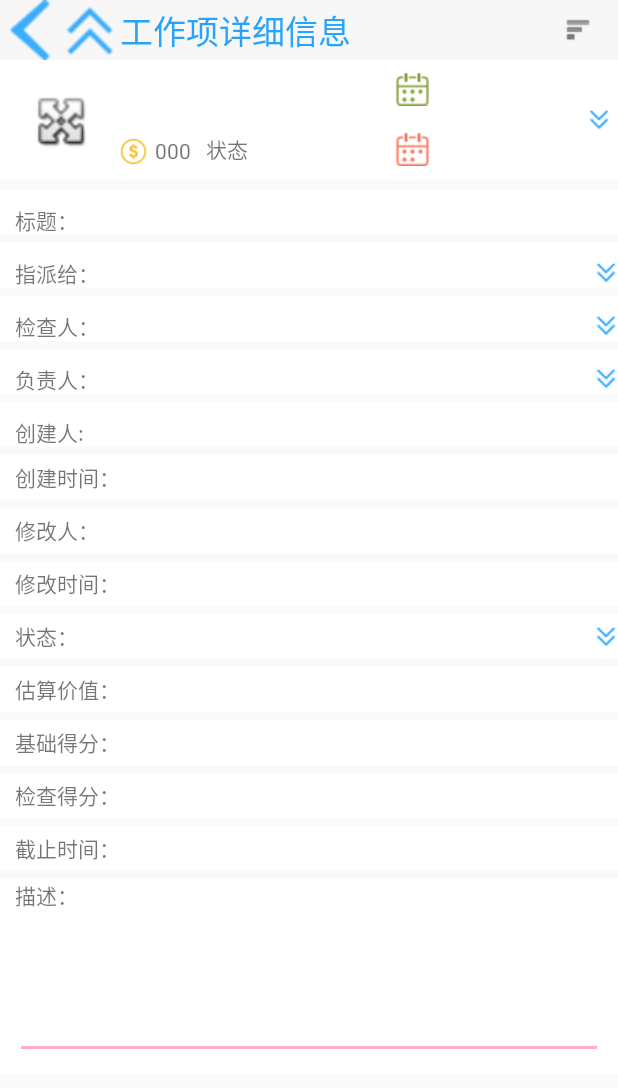
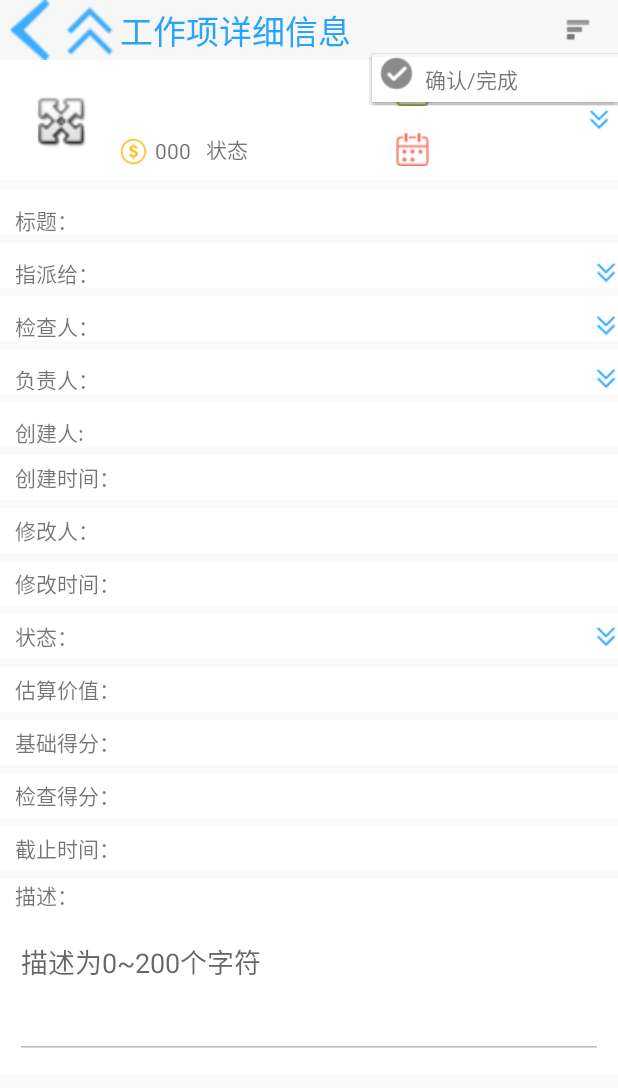
Before and after one commit to zst96226/PPVPorject, an Android app: the WorkItemDetail screen opened directly, with no data from a screen before it, after a tap on an icon or button, on a phone screen of 412 x 824 dp. Shown: the top 1088 px of the screen. Run offline under Robolectric (Android 15) with nearby library versions, the phone set to English and light mode, and no system bars; libraries missing offline, so code that uses them is left out: com.anupcowkur.reservoir; 12 statements that could not run were skipped.

Commit message:
18:22 2017/3/2 by yhp

```diff
--- a/app/src/main/java/com/example/beyondsys/ppv/activity/WorkItemView.java
+++ b/app/src/main/java/com/example/beyondsys/ppv/activity/WorkItemView.java
@@ -77,10 +77,12 @@ public class WorkItemView extends Fragment {
                     String jsonStr = msg.obj.toString();
                     if (!jsonStr.equals("anyType{}")) {
                         WorkItemResultEntity entity = JsonEntity.ParseJsonForWorkItemResult(jsonStr);
+                        System.out.println("获取工作项json:" + jsonStr);
                         switch (entity.AccessResult) {
                             case 0:
                                 Log.i("获取工作项成功", "FHZ");
                                 workItemEntityList.clear();
+
                                 workItemEntityList = entity.WorkItemList;
                                 if (workItemEntityList != null) {
                                     if (reflag == 0 && stflag == 0) {
--- a/app/src/main/java/com/example/beyondsys/ppv/bussiness/WorkItemBusiness.java
+++ b/app/src/main/java/com/example/beyondsys/ppv/bussiness/WorkItemBusiness.java
@@ -233,10 +233,10 @@ public class WorkItemBusiness {
             e.printStackTrace();
         }
         if (entity != null) {
-           String TicketID = "7ad8876f-5044-48be-b180-ff6b31e5e60a";
-            final JSONObject JsonParams = UpdateWorkItemPerson(workItemEntitys,TicketID);
+          // String TicketID = "7ad8876f-5044-48be-b180-ff6b31e5e60a";
+            final JSONObject JsonParams = UpdateWorkItemPerson(workItemEntitys,entity.TicketID);
             Log.i("更新工作项提交对象：" + JsonParams, "FHZ");
-            System.out.println("jsonObject直接创建json:" + JsonParams);
+            System.out.println("更新工作项json:" + JsonParams);
             new Thread() {
                 public void run() {
                     //////
--- a/app/src/main/java/com/example/beyondsys/ppv/tools/PopupMenuForWorkItem.java
+++ b/app/src/main/java/com/example/beyondsys/ppv/tools/PopupMenuForWorkItem.java
@@ -19,7 +19,7 @@ import com.example.beyondsys.ppv.activity.WorkItemDetail;
  */
 public class PopupMenuForWorkItem extends PopupWindow {
     private View conentView;
-    public  View add_child, del_father,del_child,submit,change_status;
+    public  View add_child, del_father,del_child,submit,change_status,ok_status;
 
     public PopupMenuForWorkItem(final Activity context){
         LayoutInflater inflater = (LayoutInflater) context
@@ -29,6 +29,7 @@ public class PopupMenuForWorkItem extends PopupWindow {
         del_father= conentView.findViewById(R.id.popup_menu_invalid);
         del_child= conentView.findViewById(R.id.popup_menu_del_chid);
         submit=  conentView.findViewById(R.id.popup_confirm_result) ;
+        ok_status=conentView.findViewById(R.id.popup_menu_ok);
         change_status=  conentView.findViewById(R.id.popup_menu_changestatus) ;
         int h = context.getWindowManager().getDefaultDisplay().getHeight();
         int w = context.getWindowManager().getDefaultDisplay().getWidth();
--- a/app/src/main/res/layout/activity_work_item_detail.xml
+++ b/app/src/main/res/layout/activity_work_item_detail.xml
@@ -238,6 +238,7 @@
                             android:layout_width="match_parent"
                             android:layout_height="40sp"
                             android:text=""
+                            android:singleLine="true"
                             android:enabled="false"
                             android:textColor="@color/blueBut"
                             android:gravity="center_vertical"/>
@@ -633,8 +634,12 @@
                         android:id="@+id/wid_Description_edt"
                         android:layout_width="match_parent"
                         android:layout_height="match_parent"
-                        android:editable="false"
+                        android:scrollbars="vertical"
+                        android:enabled="false"
                         android:maxLines="5"
+                        android:maxLength="200"
+                        android:gravity="top"
+                        android:hint="描述为0~200个字符"
                         android:textColor="@color/blueBut"
                         android:layout_margin="10sp"/>
                 </LinearLayout>
--- a/app/src/main/res/layout/popup_menu.xml
+++ b/app/src/main/res/layout/popup_menu.xml
@@ -61,6 +61,33 @@
         </LinearLayout>
     </LinearLayout>
     <LinearLayout
+        android:id="@+id/popup_menu_ok"
+        android:layout_width="match_parent"
+        android:layout_height="30sp"
+        android:orientation="horizontal"
+        android:background="@color/White"
+        android:layout_marginTop="2sp">
+        <LinearLayout
+            android:layout_width="30sp"
+            android:layout_height="30sp">
+            <ImageView
+                android:layout_width="22sp"
+                android:layout_height="22sp"
+                android:src="@drawable/img_del"
+                android:layout_marginLeft="5sp"/>
+        </LinearLayout>
+        <LinearLayout
+            android:layout_width="match_parent"
+            android:layout_height="match_parent">
+            <TextView
+                android:layout_width="match_parent"
+                android:layout_height="match_parent"
+                android:gravity="center_vertical"
+                android:text="确认/完成"
+                android:layout_marginLeft="5sp"/>
+        </LinearLayout>
+    </LinearLayout>
+    <LinearLayout
         android:id="@+id/popup_menu_invalid"
         android:layout_width="match_parent"
         android:layout_height="30sp"
@@ -87,7 +114,6 @@
                 android:layout_marginLeft="5sp"/>
         </LinearLayout>
     </LinearLayout>
-
     <LinearLayout
         android:id="@+id/popup_confirm_result"
         android:layout_width="match_parent"
```
Also changed, not shown: app/src/main/java/com/example/beyondsys/ppv/activity/AddNewWorkItem.java (+7 -5 lines), app/src/main/java/com/example/beyondsys/ppv/activity/EstimateValueActivity.java (+39 -1 lines), app/src/main/java/com/example/beyondsys/ppv/activity/WorkItemDetail.java (+190 -71 lines).
